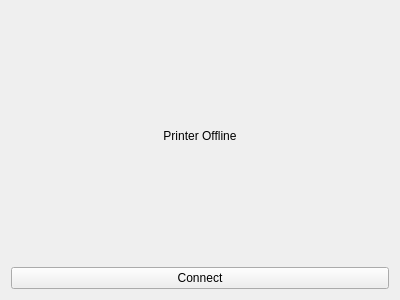
Old version of the form pages/printer/offline/printerofflinescreen.ui in the repository DigitalArtifex/Flo.
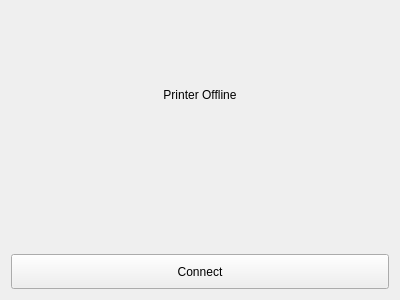
New version of the form.

Commit message: Updated Printer Offline Screen

Diff of the .ui file:
```diff
--- a/pages/printer/offline/printerofflinescreen.ui
+++ b/pages/printer/offline/printerofflinescreen.ui
@@ -14,7 +14,20 @@
    <string>Frame</string>
   </property>
   <layout class="QGridLayout" name="gridLayout">
-   <item row="0" column="0">
+   <item row="3" column="1">
+    <spacer name="verticalSpacer">
+     <property name="orientation">
+      <enum>Qt::Vertical</enum>
+     </property>
+     <property name="sizeHint" stdset="0">
+      <size>
+       <width>20</width>
+       <height>40</height>
+      </size>
+     </property>
+    </spacer>
+   </item>
+   <item row="1" column="0" colspan="3">
     <widget class="QLabel" name="label">
      <property name="text">
       <string>Printer Offline</string>
@@ -24,13 +37,83 @@
      </property>
     </widget>
    </item>
-   <item row="1" column="0">
+   <item row="2" column="0">
+    <spacer name="horizontalSpacer">
+     <property name="orientation">
+      <enum>Qt::Horizontal</enum>
+     </property>
+     <property name="sizeHint" stdset="0">
+      <size>
+       <width>40</width>
+       <height>20</height>
+      </size>
+     </property>
+    </spacer>
+   </item>
+   <item row="2" column="1">
+    <widget class="QLabel" name="printerOfflineIcon">
+     <property name="minimumSize">
+      <size>
+       <width>64</width>
+       <height>64</height>
+      </size>
+     </property>
+     <property name="maximumSize">
+      <size>
+       <width>64</width>
+       <height>64</height>
+      </size>
+     </property>
+     <property name="text">
+      <string/>
+     </property>
+    </widget>
+   </item>
+   <item row="2" column="2">
+    <spacer name="horizontalSpacer_2">
+     <property name="orientation">
+      <enum>Qt::Horizontal</enum>
+     </property>
+     <property name="sizeHint" stdset="0">
+      <size>
+       <width>40</width>
+       <height>20</height>
+      </size>
+     </property>
+    </spacer>
+   </item>
+   <item row="4" column="0" colspan="3">
     <widget class="QPushButton" name="pushButton">
+     <property name="minimumSize">
+      <size>
+       <width>35</width>
+       <height>35</height>
+      </size>
+     </property>
+     <property name="maximumSize">
+      <size>
+       <width>16777215</width>
+       <height>35</height>
+      </size>
+     </property>
      <property name="text">
       <string>Connect</string>
      </property>
     </widget>
    </item>
+   <item row="0" column="0" colspan="3">
+    <spacer name="verticalSpacer_2">
+     <property name="orientation">
+      <enum>Qt::Vertical</enum>
+     </property>
+     <property name="sizeHint" stdset="0">
+      <size>
+       <width>20</width>
+       <height>40</height>
+      </size>
+     </property>
+    </spacer>
+   </item>
   </layout>
  </widget>
  <resources/>
```
The commit also changes 2 other files.
